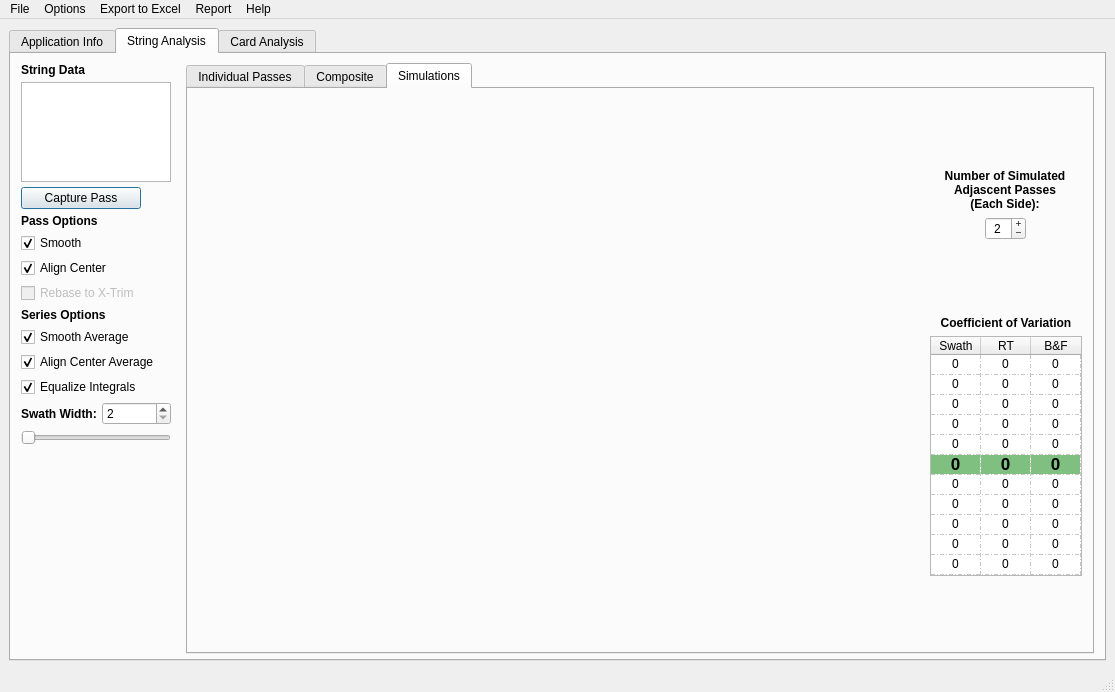
gill14/AccuPatt, file resources/mainWindow.ui: the form before one commit.
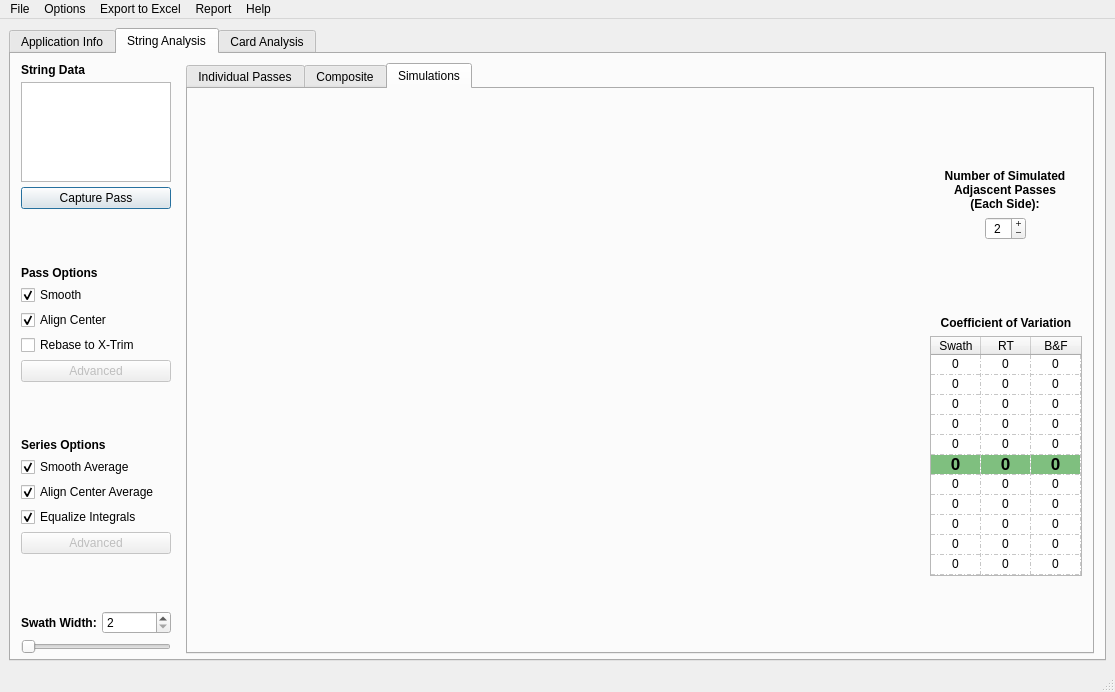
The form after the commit. The open tabs and pages were chosen to show the change. Custom widgets are drawn as their Qt base class.

```diff
--- a/resources/mainWindow.ui
+++ b/resources/mainWindow.ui
@@ -110,18 +110,6 @@
           </item>
           <item>
            <widget class="QPushButton" name="buttonReadString">
-            <property name="sizePolicy">
-             <sizepolicy hsizetype="Fixed" vsizetype="Fixed">
-              <horstretch>0</horstretch>
-              <verstretch>0</verstretch>
-             </sizepolicy>
-            </property>
-            <property name="maximumSize">
-             <size>
-              <width>120</width>
-              <height>16777215</height>
-             </size>
-            </property>
             <property name="text">
              <string>Capture Pass</string>
             </property>
@@ -131,7 +119,18 @@
            </widget>
           </item>
           <item>
-           <layout class="QVBoxLayout" name="verticalLayout_19">
+           <spacer name="verticalSpacer_4">
+            <property name="orientation">
+             <enum>Qt::Vertical</enum>
+            </property>
+            <property name="sizeHint" stdset="0">
+             <size>
+              <width>20</width>
+              <height>40</height>
+             </size>
+            </property>
+           </spacer>
+          </item>
             <item>
              <widget class="QLabel" name="label_31">
               <property name="font">
@@ -178,15 +177,38 @@
              </widget>
             </item>
             <item>
-             <widget class="QCheckBox" name="checkBox">
+           <widget class="QCheckBox" name="checkBoxStringPassRebase">
               <property name="enabled">
-               <bool>false</bool>
+             <bool>true</bool>
               </property>
               <property name="text">
                <string>Rebase to X-Trim</string>
               </property>
              </widget>
             </item>
+          <item>
+           <widget class="QPushButton" name="pushButton">
+            <property name="enabled">
+             <bool>false</bool>
+            </property>
+            <property name="text">
+             <string>Advanced</string>
+            </property>
+           </widget>
+          </item>
+          <item>
+           <spacer name="verticalSpacer_2">
+            <property name="orientation">
+             <enum>Qt::Vertical</enum>
+            </property>
+            <property name="sizeHint" stdset="0">
+             <size>
+              <width>20</width>
+              <height>40</height>
+             </size>
+            </property>
+           </spacer>
+          </item>
             <item>
              <widget class="QLabel" name="label_6">
               <property name="font">
@@ -245,7 +267,28 @@
               </property>
              </widget>
             </item>
-           </layout>
+          <item>
+           <widget class="QPushButton" name="pushButton_2">
+            <property name="enabled">
+             <bool>false</bool>
+            </property>
+            <property name="text">
+             <string>Advanced</string>
+            </property>
+           </widget>
+          </item>
+          <item>
+           <spacer name="verticalSpacer_6">
+            <property name="orientation">
+             <enum>Qt::Vertical</enum>
+            </property>
+            <property name="sizeHint" stdset="0">
+             <size>
+              <width>20</width>
+              <height>40</height>
+             </size>
+            </property>
+           </spacer>
           </item>
           <item>
            <layout class="QHBoxLayout" name="horizontalLayout_2">
@@ -305,19 +348,6 @@
             </property>
            </widget>
           </item>
-          <item>
-           <spacer name="verticalSpacer_14">
-            <property name="orientation">
-             <enum>Qt::Vertical</enum>
-            </property>
-            <property name="sizeHint" stdset="0">
-             <size>
-              <width>20</width>
-              <height>40</height>
-             </size>
-            </property>
-           </spacer>
-          </item>
          </layout>
         </item>
         <item>
```
Left out of the diff: 40 changed lines with no effect on the pictures. Lines whose indentation alone changed are shown as unchanged.
